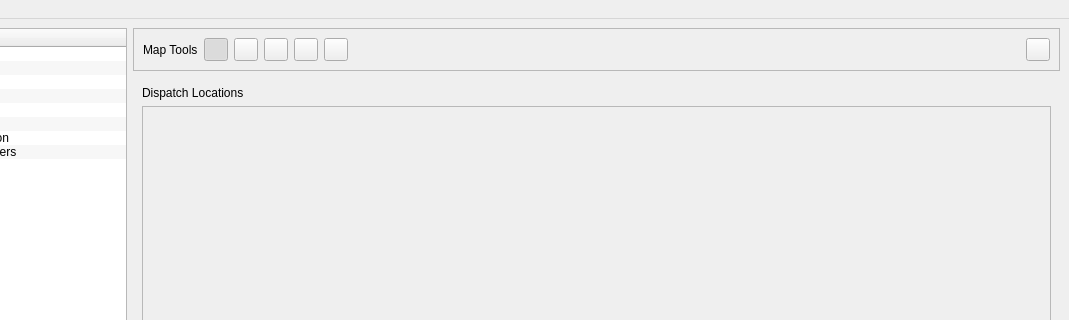
This is irs/src/gui/wfipsmainwindow.ui in firelab/wfips as Qt 5 draws it before an edit; both pictures show x 138 to 1207 and y 0 to 320 of the 1207 by 806 pixel window. The edited form follows.
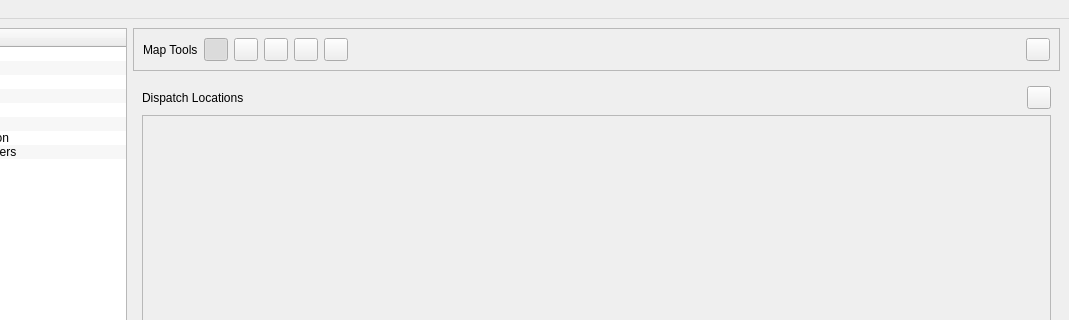
This is the edited form. The open tabs and pages were chosen to show the change.

What changed in the file:
```diff
--- a/irs/src/gui/wfipsmainwindow.ui
+++ b/irs/src/gui/wfipsmainwindow.ui
@@ -588,11 +588,28 @@
         <widget class="QWidget" name="dispLocPage">
          <layout class="QVBoxLayout" name="verticalLayout_8">
           <item>
+           <layout class="QHBoxLayout" name="horizontalLayout_23">
+            <item>
            <widget class="QLabel" name="label_7">
             <property name="text">
              <string>Dispatch Locations</string>
             </property>
            </widget>
+            </item>
+            <item>
+             <widget class="QToolButton" name="dispatchEditToolButton">
+              <property name="toolTip">
+               <string>Enable/Disable dispatch locations for the simulation.</string>
+              </property>
+              <property name="text">
+               <string/>
+              </property>
+              <property name="checkable">
+               <bool>true</bool>
+              </property>
+             </widget>
+            </item>
+           </layout>
           </item>
           <item>
            <widget class="QFrame" name="dispatchMapFrame">
```
Left out of the diff: 2 changed lines with no effect on the pictures. Lines whose indentation alone changed are shown as unchanged.
